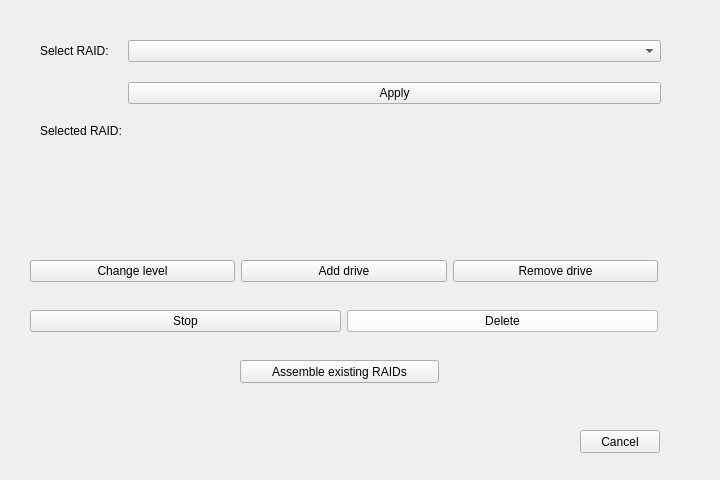
First picture: the form in UI/edit.ui, repository adrianlopezgalera/RAID-Manager, before the edit.
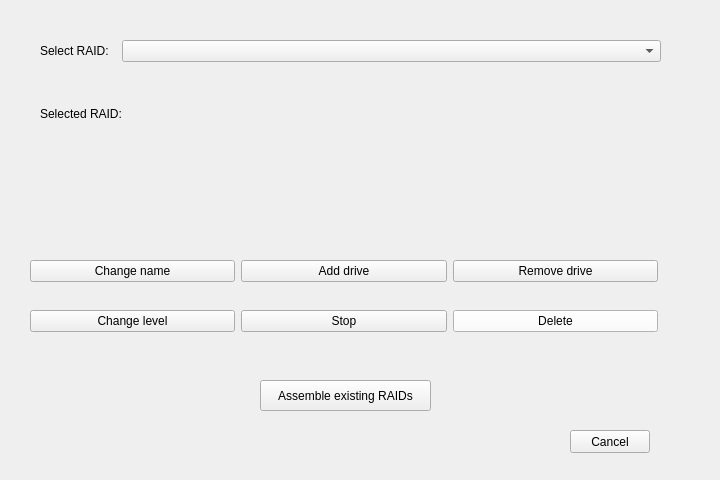
Second picture: the form after the edit.

Diff of the .ui file:
```diff
--- a/UI/edit.ui
+++ b/UI/edit.ui
@@ -28,7 +28,7 @@
      <x>40</x>
      <y>40</y>
      <width>621</width>
-     <height>151</height>
+     <height>132</height>
     </rect>
    </property>
    <layout class="QFormLayout" name="raid_selector">
@@ -36,14 +36,17 @@
      <enum>QLayout::SizeConstraint::SetDefaultConstraint</enum>
     </property>
     <property name="horizontalSpacing">
-     <number>6</number>
+     <number>0</number>
     </property>
     <property name="verticalSpacing">
-     <number>20</number>
+     <number>40</number>
     </property>
     <property name="leftMargin">
      <number>0</number>
     </property>
+    <property name="topMargin">
+     <number>0</number>
+    </property>
     <item row="0" column="0">
      <widget class="QLabel" name="select_raid_label">
       <property name="text">
@@ -55,26 +58,30 @@
      <widget class="QComboBox" name="select_raid"/>
     </item>
     <item row="1" column="1">
-     <widget class="QPushButton" name="apply_button">
-      <property name="text">
-       <string>Apply</string>
-      </property>
-     </widget>
-    </item>
-    <item row="2" column="0">
-     <widget class="QLabel" name="selected_raid_label">
-      <property name="text">
-       <string>Selected RAID:</string>
-      </property>
-     </widget>
-    </item>
-    <item row="2" column="1">
      <widget class="QLabel" name="selected_raid">
+      <property name="sizePolicy">
+       <sizepolicy hsizetype="Preferred" vsizetype="Preferred">
+        <horstretch>0</horstretch>
+        <verstretch>0</verstretch>
+       </sizepolicy>
+      </property>
+      <property name="font">
+       <font>
+        <pointsize>18</pointsize>
+       </font>
+      </property>
       <property name="text">
        <string/>
       </property>
      </widget>
     </item>
+    <item row="1" column="0">
+     <widget class="QLabel" name="selected_raid_label">
+      <property name="text">
+       <string>Selected RAID:</string>
+      </property>
+     </widget>
+    </item>
    </layout>
   </widget>
   <widget class="QWidget" name="row_1" native="true">
@@ -88,9 +95,9 @@
    </property>
    <layout class="QHBoxLayout" name="horizontalLayout">
     <item>
-     <widget class="QPushButton" name="change_level_button">
+     <widget class="QPushButton" name="change_name_button">
       <property name="text">
-       <string>Change level</string>
+       <string>Change name</string>
       </property>
      </widget>
     </item>
@@ -120,6 +127,13 @@
     </rect>
    </property>
    <layout class="QHBoxLayout" name="horizontalLayout_2">
+    <item>
+     <widget class="QPushButton" name="change_level_button">
+      <property name="text">
+       <string>Change level</string>
+      </property>
+     </widget>
+    </item>
     <item>
      <widget class="QPushButton" name="stop_button">
       <property name="text">
@@ -608,7 +622,7 @@
   <widget class="QPushButton" name="cancel_button">
    <property name="geometry">
     <rect>
-     <x>580</x>
+     <x>570</x>
      <y>430</y>
      <width>80</width>
      <height>23</height>
@@ -621,10 +635,10 @@
   <widget class="QPushButton" name="assemble_button">
    <property name="geometry">
     <rect>
-     <x>240</x>
-     <y>360</y>
-     <width>199</width>
-     <height>23</height>
+     <x>260</x>
+     <y>380</y>
+     <width>171</width>
+     <height>31</height>
     </rect>
    </property>
    <property name="text">
```
